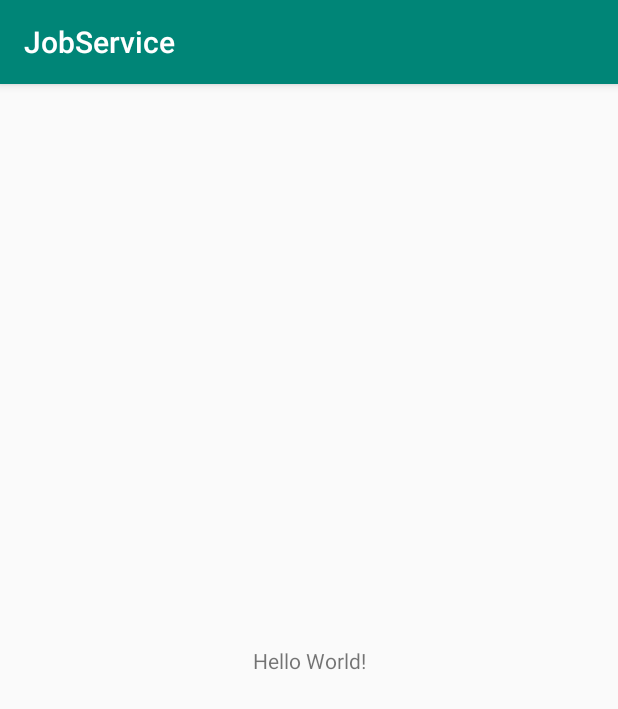
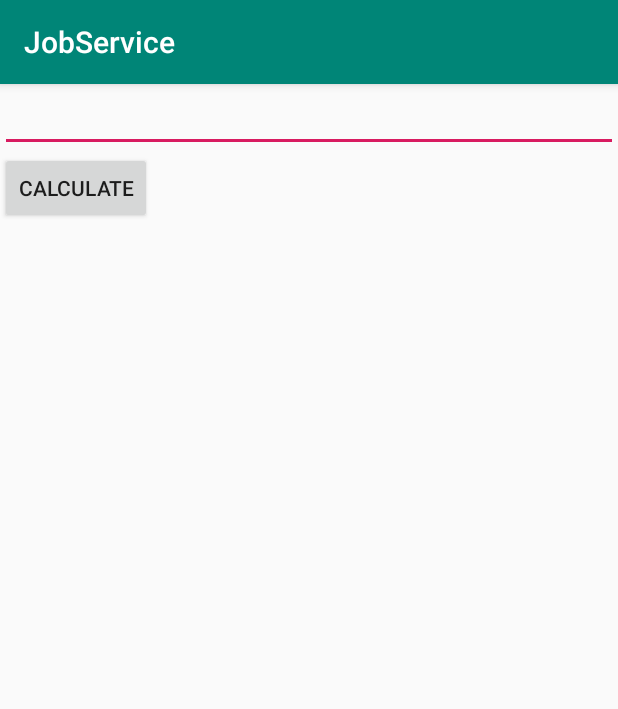
Before and after one commit to JuliaNorkina/Scheduler, an Android app: the screen it shows after launch (MainActivity), on a phone screen of 412 x 824 dp. Shown: the top 709 px of the screen. Run offline under Robolectric (Android 15) with nearby library versions, the phone set to English and light mode, and no system bars.

Commit message:
create UI

```diff
--- a/app/src/main/java/com/example/jobservice/MainActivity.java
+++ b/app/src/main/java/com/example/jobservice/MainActivity.java
@@ -1,13 +1,29 @@
 package com.example.jobservice;
 
+import android.app.SearchManager;
 import android.support.v7.app.AppCompatActivity;
 import android.os.Bundle;
+import android.view.View;
+import android.widget.EditText;
+import android.widget.TextView;
 
-public class MainActivity extends AppCompatActivity {
+public class MainActivity extends AppCompatActivity implements View.OnClickListener {
+
+    private EditText etNumber;
+    private TextView tvResult;
 
     @Override
     protected void onCreate(Bundle savedInstanceState) {
         super.onCreate(savedInstanceState);
         setContentView(R.layout.activity_main);
+
+        etNumber = findViewById(R.id.etNumber);
+        tvResult = findViewById(R.id.tvResult);
+        findViewById(R.id.bCalculate).setOnClickListener(this);
+    }
+
+    @Override
+    public void onClick(View v) {
+
     }
 }
--- a/app/src/main/res/layout/activity_main.xml
+++ b/app/src/main/res/layout/activity_main.xml
@@ -1,18 +1,22 @@
 <?xml version="1.0" encoding="utf-8"?>
-<android.support.constraint.ConstraintLayout xmlns:android="http://schemas.android.com/apk/res/android"
-    xmlns:app="http://schemas.android.com/apk/res-auto"
-    xmlns:tools="http://schemas.android.com/tools"
+<LinearLayout  xmlns:android="http://schemas.android.com/apk/res/android"
     android:layout_width="match_parent"
     android:layout_height="match_parent"
-    tools:context=".MainActivity">
+    android:orientation="vertical">
+
+    <EditText
+        android:id="@+id/etNumber"
+        android:layout_width="match_parent"
+        android:layout_height="wrap_content" />
+
+    <Button
+        android:id="@+id/bCalculate"
+        android:text="@string/calculate"
+        android:layout_width="wrap_content"
+        android:layout_height="wrap_content" />
 
     <TextView
+        android:id="@+id/tvResult"
         android:layout_width="wrap_content"
-        android:layout_height="wrap_content"
-        android:text="Hello World!"
-        app:layout_constraintBottom_toBottomOf="parent"
-        app:layout_constraintLeft_toLeftOf="parent"
-        app:layout_constraintRight_toRightOf="parent"
-        app:layout_constraintTop_toTopOf="parent" />
-
-</android.support.constraint.ConstraintLayout>
+        android:layout_height="wrap_content" />
+</LinearLayout>
--- a/app/src/main/res/values/strings.xml
+++ b/app/src/main/res/values/strings.xml
@@ -1,3 +1,4 @@
 <resources>
     <string name="app_name">JobService</string>
+    <string name="calculate">Calculate</string>
 </resources>
```
